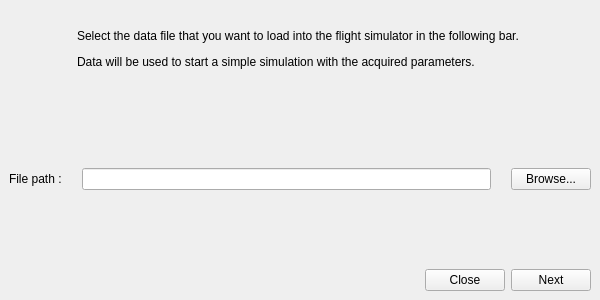
The window that mainwindow.ui (matglmn/PIR_L2I_2016) describes before a commit, drawn with Qt 5.
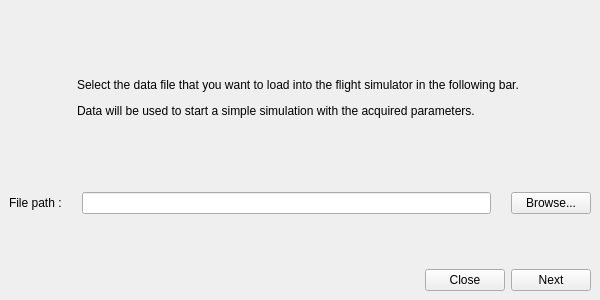
The same window after the commit.

What changed in the file:
```diff
--- a/mainwindow.ui
+++ b/mainwindow.ui
@@ -39,6 +39,19 @@
     </sizepolicy>
    </property>
    <layout class="QVBoxLayout" name="verticalLayout">
+    <item>
+     <spacer name="verticalSpacer">
+      <property name="orientation">
+       <enum>Qt::Vertical</enum>
+      </property>
+      <property name="sizeHint" stdset="0">
+       <size>
+        <width>20</width>
+        <height>40</height>
+       </size>
+      </property>
+     </spacer>
+    </item>
     <item alignment="Qt::AlignHCenter">
      <widget class="QLabel" name="introLabel">
       <property name="sizePolicy">
```
